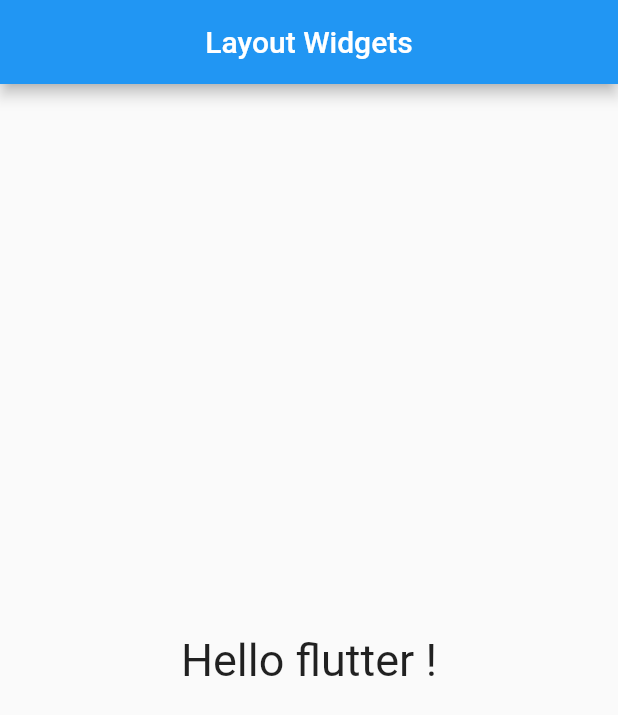
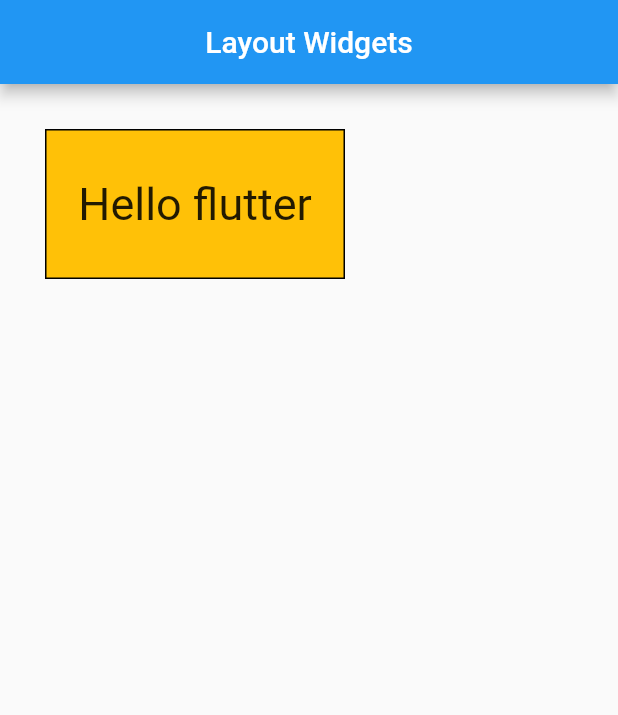
Before and after one commit to MekhrojDoliev/Udemy_Flutter, a Flutter app: the screen it shows after launch, on a phone screen of 412 x 824 dp. Shown: the top 715 px of the screen. Run offline on Flutter 3.47's test engine with Material 2 defaults, Android fonts, the phone set to English and light mode, and no system bars.

Commit message:
Container Widget

```diff
--- a/lib/main.dart
+++ b/lib/main.dart
@@ -13,9 +13,18 @@ class MyApp extends StatelessWidget {
           title: Text("Layout Widgets"),
           centerTitle: true,
         ),
-        body: Center(
-          child: Text(
-            "Hello flutter !",
+        body: Container(
+          decoration: BoxDecoration(
+            color: Colors.amber,
+            border: Border.all(),
+          ),
+          width: 200,
+          height: 100,
+          padding: EdgeInsets.all(16),
+          margin: EdgeInsets.all(30),
+          alignment: Alignment.center,
+                    child: Text(
+            "Hello flutter",
             style: TextStyle(fontSize: 30),
           ),
         ),
```
